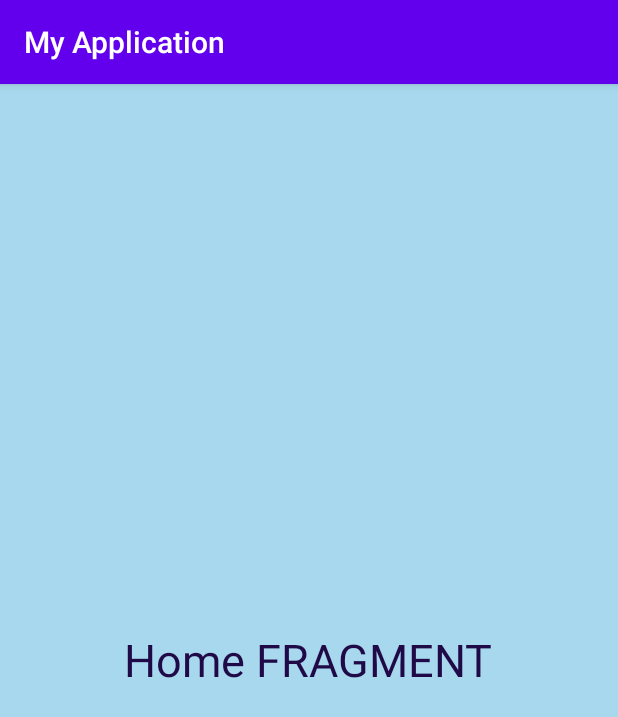
After one commit to V744/ReadingHouse, an Android app: the fragment HomeFragment shown on its own in the app's theme, on a phone screen of 412 x 824 dp. The commit adds this screen. Shown: the top 717 px of the screen. Run offline under Robolectric (Android 15) with nearby library versions, the phone set to English and light mode, and no system bars.

Commit message:
HomeScreen adding profile&home fragment

```diff
--- a/app/build.gradle
+++ b/app/build.gradle
@@ -29,6 +29,7 @@ dependencies {
     implementation 'androidx.appcompat:appcompat:1.1.0'
     implementation 'androidx.constraintlayout:constraintlayout:1.1.3'
     implementation "com.google.android.material:material:1.1.0-alpha02"
+    implementation 'androidx.legacy:legacy-support-v4:1.0.0'
     testImplementation 'junit:junit:4.12'
     androidTestImplementation 'androidx.test.ext:junit:1.1.1'
     androidTestImplementation 'androidx.test.espresso:espresso-core:3.2.0'
--- /dev/null
+++ b/app/src/main/java/com/ebookfrenzy/myapplication/HomeFragment.java
@@ -0,0 +1,64 @@
+package com.ebookfrenzy.myapplication;
+
+import android.os.Bundle;
+
+import androidx.fragment.app.Fragment;
+
+import android.view.LayoutInflater;
+import android.view.View;
+import android.view.ViewGroup;
+
+/**
+ * A simple {@link Fragment} subclass.
+ * Use the {@link HomeFragment#newInstance} factory method to
+ * create an instance of this fragment.
+ */
+public class HomeFragment extends Fragment {
+
+    // TODO: Rename parameter arguments, choose names that match
+    // the fragment initialization parameters, e.g. ARG_ITEM_NUMBER
+    private static final String ARG_PARAM1 = "param1";
+    private static final String ARG_PARAM2 = "param2";
+
+    // TODO: Rename and change types of parameters
+    private String mParam1;
+    private String mParam2;
+
+    public HomeFragment() {
+        // Required empty public constructor
+    }
+
+    /**
+     * Use this factory method to create a new instance of
+     * this fragment using the provided parameters.
+     *
+     * @param param1 Parameter 1.
+     * @param param2 Parameter 2.
+     * @return A new instance of fragment HomeFragment.
+     */
+    // TODO: Rename and change types and number of parameters
+    public static HomeFragment newInstance(String param1, String param2) {
+        HomeFragment fragment = new HomeFragment();
+        Bundle args = new Bundle();
+        args.putString(ARG_PARAM1, param1);
+        args.putString(ARG_PARAM2, param2);
+        fragment.setArguments(args);
+        return fragment;
+    }
+
+    @Override
+    public void onCreate(Bundle savedInstanceState) {
+        super.onCreate(savedInstanceState);
+        if (getArguments() != null) {
+            mParam1 = getArguments().getString(ARG_PARAM1);
+            mParam2 = getArguments().getString(ARG_PARAM2);
+        }
+    }
+
+    @Override
+    public View onCreateView(LayoutInflater inflater, ViewGroup container,
+                             Bundle savedInstanceState) {
+        // Inflate the layout for this fragment
+        return inflater.inflate(R.layout.fragment_home, container, false);
+    }
+}
--- /dev/null
+++ b/app/src/main/res/layout/fragment_home.xml
@@ -0,0 +1,23 @@
+<?xml version="1.0" encoding="utf-8"?>
+<FrameLayout xmlns:android="http://schemas.android.com/apk/res/android"
+    xmlns:tools="http://schemas.android.com/tools"
+    android:layout_width="match_parent"
+    android:layout_height="match_parent"
+    tools:context=".HomeFragment">
+
+    <!-- TODO: Update blank fragment layout -->
+    <RelativeLayout
+        android:layout_width="match_parent"
+        android:layout_height="match_parent"
+        android:background="#A8D8ED"
+        >
+        <TextView
+            android:layout_width="wrap_content"
+            android:layout_height="wrap_content"
+            android:text="Home FRAGMENT"
+            android:textSize="30sp"
+            android:textColor="#1F0947"
+            android:layout_centerInParent="true" />
+
+    </RelativeLayout>
+</FrameLayout>
--- a/app/src/main/res/values/strings.xml
+++ b/app/src/main/res/values/strings.xml
@@ -1,3 +1,5 @@
 <resources>
     <string name="app_name">My Application</string>
+    <!-- TODO: Remove or change this placeholder text -->
+    <string name="hello_blank_fragment">Hello blank fragment</string>
 </resources>
```
Also changed, not shown: app/src/main/java/com/ebookfrenzy/myapplication/ProfileFragment.java (added, +64 -0 lines), app/src/main/res/layout/fragment_profile.xml (added, +24 -0 lines).
